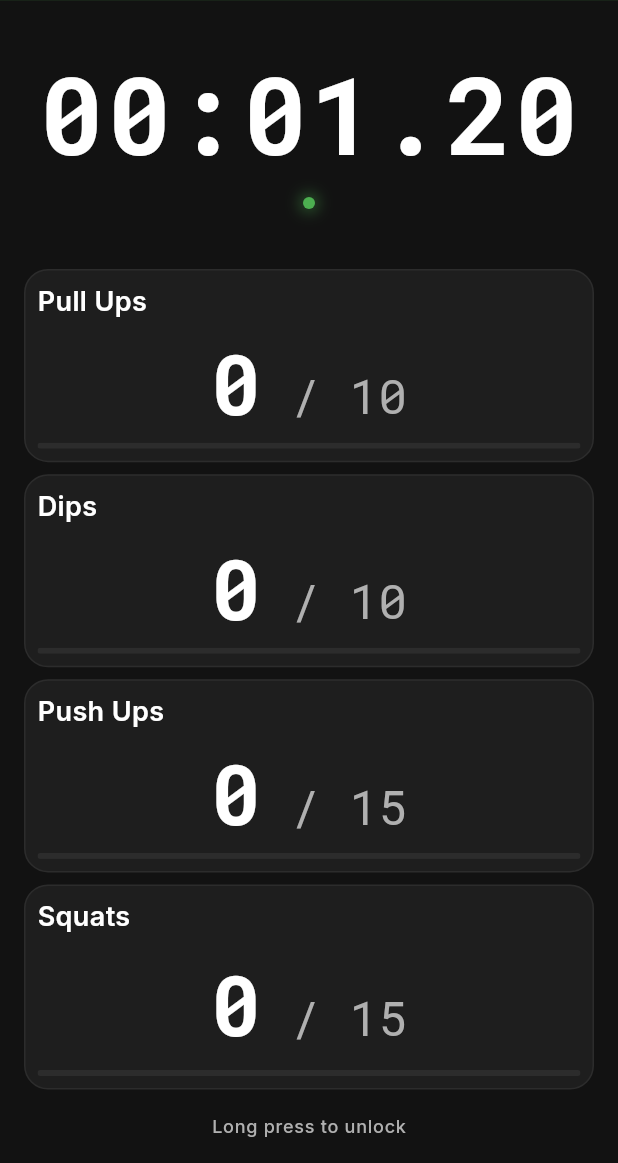
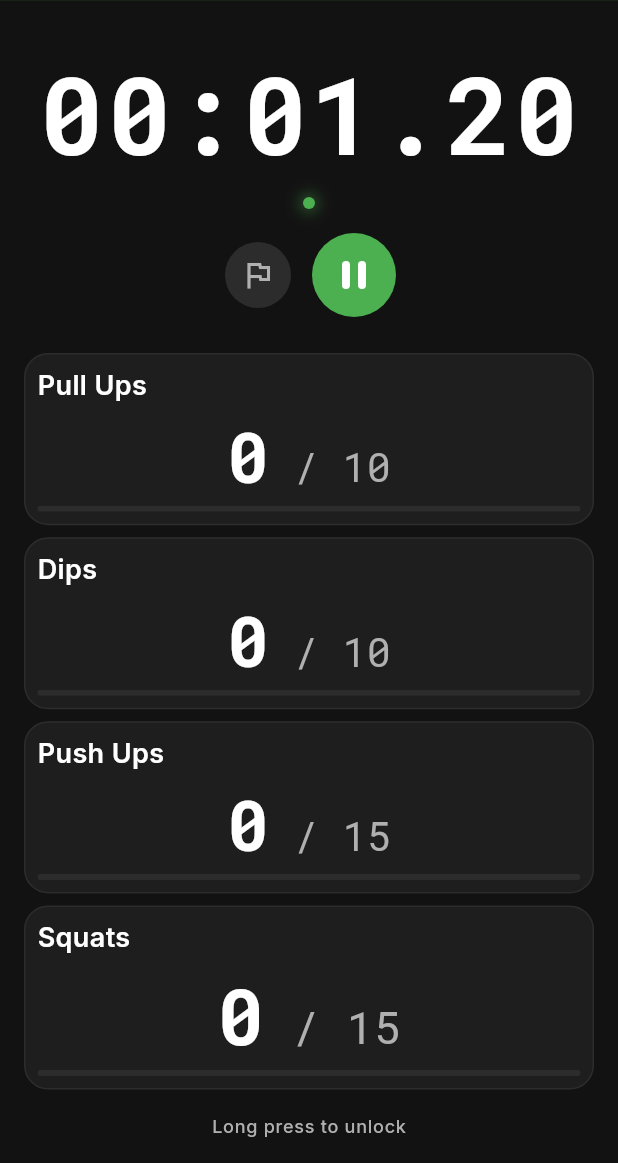
Before and after one commit to Xorpio89/wach, a Flutter app: the WorkoutScreen screen opened by its route, after a tap on the "play arrow" icon, on a phone screen of 412 x 824 dp, the part 73-1236 px from its top. Run offline on Flutter 3.47's test engine with Material 3 defaults, Android fonts, the phone set to English and light mode, and no system bars; our stand-ins replace flutter_riverpod, go_router, google_fonts, google_sign_in, riverpod_annotation, sembast and 1 more; missing offline and left inert: extension_google_sign_in_as_googleapis_auth, googleapis; generated files the repository leaves out were written again.

Commit message:
fix(timer): Uhr blockierte die App nach dem Wechsel in eine andere App
Nach einem Wechsel in eine andere App und zurueck reagierte W.A.C.H.
mehrere Sekunden auf keine Eingabe.

Ursache war der Takt der Anzeige: `Timer.periodic` mit 10 ms, also 100
Zustandsaenderungen je Sekunde. Im Hintergrund lief das ungebremst
weiter und markierte jedes Mal Widgets als neu zu bauen, obwohl gar kein
Bild gezeichnet wurde. Beim Zurueckkommen musste dieser Rueckstau erst
abgearbeitet werden.

Der Takt liegt jetzt bei 16 ms — ein Schritt je Bild, mehr kann die
Hundertstel-Anzeige ohnehin nicht zeigen. Zusaetzlich haelt ein
`AppLifecycleListener` den Takt im Hintergrund ganz an. Zeit geht dabei
nicht verloren, weil die Laufzeit ohnehin aus der Uhrzeit des Geraets
berechnet wird; beim Zurueckkommen wird einmal nachgezogen. Bei
`inactive` laeuft der Takt weiter, damit die Uhr beim Aufziehen der
Benachrichtigungsleiste nicht stehenbleibt.

Ausserdem ueberlebt der Stand der Uhr jetzt einen Neustart. Als
installierte Web-App wird die Seite vom Handy im Hintergrund entladen;
die Reps kamen danach aus der Datenbank zurueck, die gelaufene Zeit
stand wieder auf null. Gesichert wird der Startzeitpunkt, nicht die
Laufzeit — nur so zaehlt eine laufende Session korrekt weiter. Ein Lauf,
der aelter als zwoelf Stunden ist, wird verworfen statt aufgenommen.

Zuletzt lag die Startzeit einer Session im Zustand des Workout-
Bildschirms und war beim Verlassen weg. Beim Speichern sprang sie dann
auf "jetzt", und im Verlauf stand die Session mit einer Dauer von null.
Sie liegt jetzt in einem eigenen Provider und in der Datenbank — dieselbe
Ursache wie bei den Reps am 2026-08-07, hier nur uebersehen.

Co-Authored-By: Claude Opus 5 (1M context) <noreply@anthropic.com>

```diff
--- a/wach_flutter/lib/features/workout/presentation/providers/active_reps_provider.dart
+++ b/wach_flutter/lib/features/workout/presentation/providers/active_reps_provider.dart
@@ -1,20 +1,23 @@
 import 'package:flutter/foundation.dart';
-import 'package:flutter_riverpod/flutter_riverpod.dart';
+import 'package:riverpod_annotation/riverpod_annotation.dart';
 import 'package:sembast/sembast.dart';
 
 import '../../../../core/database/database_service.dart';
+
+part 'active_reps_provider.g.dart';
 
 /// Reps der AKTUELL laufenden Session — app-weiter Zustand, nicht Widget-State.
 ///
 /// **Bugfix 2026-08-07:** Vorher lagen die Reps als `_repsMap` direkt im State von
 /// `WorkoutScreen`. Beim Verlassen des Screens wurde der State disposed und die Reps
-/// waren weg — der Timer lief weiter, weil `timerProvider` ein app-weiter
+/// waren weg — der Timer lief weiter, weil `sessionTimerProvider` ein app-weiter
 /// `NotifierProvider` ist. Genau diese Inkonsistenz war der gemeldete Fehler.
 ///
 /// Zusaetzlich wird nach sembast gespiegelt, damit die Reps auch einen **App-Neustart**
 /// ueberleben (Android beendet Hintergrund-Apps aggressiv — sonst waere der Fehler
 /// nur verschoben, nicht behoben).
-class ActiveRepsNotifier extends Notifier<Map<String, int>> {
+@Riverpod(keepAlive: true)
+class ActiveReps extends _$ActiveReps {
   static const _recordKey = 'current';
 
   StoreRef<String, Map<String, Object?>> get _store =>
@@ -39,7 +42,8 @@ class ActiveRepsNotifier extends Notifier<Map<String, int>> {
       }
       if (restored.isNotEmpty) {
         state = restored;
-        debugPrint('[ActiveReps] ${restored.length} Übung(en) wiederhergestellt');
+        debugPrint(
+            '[ActiveReps] ${restored.length} Übung(en) wiederhergestellt');
       }
     } catch (e) {
       // Persistenz darf die laufende Session nie blockieren.
@@ -115,8 +119,3 @@ class ActiveRepsNotifier extends Notifier<Map<String, int>> {
   /// Hat die laufende Session überhaupt schon Reps?
   bool get hasAnyReps => state.values.any((r) => r > 0);
 }
-
-final activeRepsProvider =
-    NotifierProvider<ActiveRepsNotifier, Map<String, int>>(
-  ActiveRepsNotifier.new,
-);
--- a/wach_flutter/lib/features/workout/presentation/providers/timer_provider.dart
+++ b/wach_flutter/lib/features/workout/presentation/providers/timer_provider.dart
@@ -1,6 +1,12 @@
 import 'dart:async';
 
-import 'package:flutter_riverpod/flutter_riverpod.dart';
+import 'package:flutter/widgets.dart';
+import 'package:riverpod_annotation/riverpod_annotation.dart';
+import 'package:sembast/sembast.dart';
+
+import '../../../../core/database/database_service.dart';
+
+part 'timer_provider.g.dart';
 
 /// Timer Mode
 enum TimerMode {
@@ -82,16 +88,153 @@ class TimerState {
 }
 
 /// Timer Notifier
-class TimerNotifier extends Notifier<TimerState> {
+@Riverpod(keepAlive: true)
+class SessionTimer extends _$SessionTimer {
+  /// Wie oft die Anzeige nachgezogen wird.
+  ///
+  /// Vorher 10 ms — 100 State-Updates pro Sekunde, von denen ein
+  /// 60-Hz-Display nicht einmal die Haelfte zu Gesicht bekommt. Ein Tick
+  /// pro Frame reicht fuer die Hundertstel-Anzeige und drittelt die Last.
+  static const _tickInterval = Duration(milliseconds: 16);
+
+  /// Ab wann ein gespeicherter Lauf nicht mehr aufgenommen wird.
+  ///
+  /// Eine Session, die seit einem halben Tag offen steht, ist vergessen
+  /// worden und nicht pausiert. Sie wieder aufzuschlagen wuerde eine
+  /// zwoelfstellige Laufzeit anzeigen, statt zu helfen.
+  static const _maxRestoreAge = Duration(hours: 12);
+
+  static const _recordKey = 'current';
+
   Timer? _timer;
   DateTime? _startTime;
+  AppLifecycleListener? _lifecycle;
+
+  StoreRef<String, Map<String, Object?>> get _store =>
+      DatabaseService.activeTimerStore;
 
   @override
   TimerState build() {
+    _lifecycle = AppLifecycleListener(onStateChange: _onLifecycleChanged);
     ref.onDispose(() {
       _timer?.cancel();
+      _lifecycle?.dispose();
     });
+    _restore();
     return const TimerState();
+  }
+
+  /// Den Stand der Uhr sichern.
+  ///
+  /// Gespeichert wird der Startzeitpunkt, nicht die verstrichene Zeit: nur
+  /// so laeuft die Uhr korrekt weiter, wenn das Handy die App zwischendurch
+  /// aus dem Speicher wirft.
+  Future<void> _persist() async {
+    try {
+      final db = await DatabaseService().database;
+      await _store.record(_recordKey).put(db, {
+        'startedAtMillis': _startTime?.millisecondsSinceEpoch,
+        'elapsedMillis': state.elapsed.inMilliseconds,
+        'targetMillis': state.target?.inMilliseconds,
+        'isRunning': state.isRunning,
+      });
+    } catch (e) {
+      // Die laufende Session darf an der Persistenz nie haengenbleiben.
+      debugPrint('[Timer] Speichern fehlgeschlagen: $e');
+    }
+  }
+
+  Future<void> _clearPersisted() async {
+    try {
+      final db = await DatabaseService().database;
+      await _store.record(_recordKey).delete(db);
+    } catch (e) {
+      debugPrint('[Timer] Loeschen fehlgeschlagen: $e');
+    }
+  }
+
+  /// Einen gesicherten Stand wieder aufnehmen.
+  Future<void> _restore() async {
+    try {
+      final db = await DatabaseService().database;
+      final rec = await _store.record(_recordKey).get(db);
+      if (rec == null) return;
+
+      final startedAtMillis = rec['startedAtMillis'];
+      final elapsedMillis = rec['elapsedMillis'];
+      if (startedAtMillis is! int || elapsedMillis is! int) return;
+
+      final targetMillis = rec['targetMillis'];
+      final target =
+          targetMillis is int ? Duration(milliseconds: targetMillis) : null;
+      final wasRunning = rec['isRunning'] == true;
+
+      final startTime = DateTime.fromMillisecondsSinceEpoch(startedAtMillis);
+      // Bei einer laufenden Uhr zaehlt die Zeit weiter, die weg war —
+      // genau darum wird der Startzeitpunkt gesichert und nicht der Stand.
+      final elapsed = wasRunning
+          ? DateTime.now().difference(startTime)
+          : Duration(milliseconds: elapsedMillis);
+
+      if (elapsed.isNegative || elapsed > _maxRestoreAge) {
+        await _clearPersisted();
+        return;
+      }
+      if (elapsed == Duration.zero && !wasRunning) return;
+
+      _startTime = startTime;
+      state = TimerState(
+        elapsed: elapsed,
+        target: target,
+        isRunning: wasRunning,
+      );
+      if (wasRunning) _startTimer();
+
+      debugPrint('[Timer] Stand wiederhergestellt: $elapsed');
+    } catch (e) {
+      debugPrint('[Timer] Wiederherstellen fehlgeschlagen: $e');
+    }
+  }
+
+  /// Im Hintergrund wird nicht getickt.
+  ///
+  /// `elapsed` leitet sich ohnehin aus `_startTime` (Wall-Clock) ab, der
+  /// Timer verliert also keine Sekunde — beim Zurueckkommen wird einmal
+  /// nachgezogen statt tausende Updates aufzustauen.
+  ///
+  /// **Bugfix 2026-08-15:** Genau dieser Rueckstau war die Ursache dafuer,
+  /// dass die App nach einem Wechsel in eine andere App sekundenlang nicht
+  /// auf Taps reagierte: der Ticker lief im Hintergrund mit 100 Hz weiter
+  /// und markierte jedes Mal Widgets als "neu zu bauen", obwohl gar kein
+  /// Frame gezeichnet wurde.
+  void _onLifecycleChanged(AppLifecycleState lifecycleState) {
+    if (!state.isRunning) return;
+
+    switch (lifecycleState) {
+      case AppLifecycleState.resumed:
+      case AppLifecycleState.inactive:
+        // `inactive` heisst nur "nicht im Fokus" — Benachrichtigungsleiste,
+        // App-Umschalter, eingehender Anruf. Die Uhr ist dabei sichtbar und
+        // darf nicht stehenbleiben.
+        _syncElapsed();
+        _startTimer();
+      case AppLifecycleState.hidden:
+      case AppLifecycleState.paused:
+      case AppLifecycleState.detached:
+        _timer?.cancel();
+        _timer = null;
+        _syncElapsed();
+        // Der Wechsel in den Hintergrund ist der Moment, in dem eine
+        // installierte Web-App entladen werden kann.
+        _persist();
+    }
+  }
+
+  /// Anzeige einmalig auf die tatsaechlich verstrichene Zeit setzen.
+  void _syncElapsed() {
+    final startTime = _startTime;
+    if (startTime == null) return;
+    state = state.copyWith(elapsed: DateTime.now().difference(startTime));
   }
 
   /// Start stopwatch mode
@@ -104,6 +247,7 @@ class TimerNotifier extends Notifier<TimerState> {
       elapsed: Duration.zero,
     );
     _startTimer();
+    _persist();
   }
 
   /// Start countdown mode with target duration
@@ -117,12 +261,14 @@ class TimerNotifier extends Notifier<TimerState> {
       elapsed: Duration.zero,
     );
     _startTimer();
+    _persist();
   }
 
   /// Pause timer
   void pause() {
     _timer?.cancel();
     state = state.copyWith(isRunning: false);
+    _persist();
   }
 
   /// Resume timer
@@ -134,6 +280,7 @@ class TimerNotifier extends Notifier<TimerState> {
     _startTime = DateTime.now().subtract(state.elapsed);
     state = state.copyWith(isRunning: true);
     _startTimer();
+    _persist();
   }
 
   /// Stop and reset timer
@@ -145,6 +292,7 @@ class TimerNotifier extends Notifier<TimerState> {
       isFinished: true,
       elapsed: finalElapsed,
     );
+    _persist();
   }
 
   /// Reset timer
@@ -152,6 +300,7 @@ class TimerNotifier extends Notifier<TimerState> {
     _timer?.cancel();
     _startTime = null;
     state = const TimerState();
+    _clearPersisted();
   }
 
   /// Toggle between stopwatch and countdown mode
@@ -166,11 +315,13 @@ class TimerNotifier extends Notifier<TimerState> {
   /// Set target time (without changing mode)
   void setTarget(Duration target) {
     state = state.copyWith(target: target);
+    _persist();
   }
 
   /// Clear target time
   void clearTarget() {
     state = state.copyWith(clearTarget: true, showRemaining: false);
+    _persist();
   }
 
   /// Einen beendeten Lauf wiederherstellen (für "Rückgängig").
@@ -186,6 +337,7 @@ class TimerNotifier extends Notifier<TimerState> {
       isRunning: false,
       isFinished: false,
     );
+    _persist();
   }
 
   /// Toggle between showing elapsed and remaining time
@@ -197,16 +349,6 @@ class TimerNotifier extends Notifier<TimerState> {
 
   void _startTimer() {
     _timer?.cancel();
-    _timer = Timer.periodic(const Duration(milliseconds: 10), (_) {
-      if (_startTime != null) {
-        final elapsed = DateTime.now().difference(_startTime!);
-        state = state.copyWith(elapsed: elapsed);
-      }
-    });
+    _timer = Timer.periodic(_tickInterval, (_) => _syncElapsed());
   }
 }
-
-/// Timer Provider
-final timerProvider = NotifierProvider<TimerNotifier, TimerState>(
-  TimerNotifier.new,
-);
--- a/wach_flutter/lib/features/workout/presentation/widgets/workout_timer.dart
+++ b/wach_flutter/lib/features/workout/presentation/widgets/workout_timer.dart
@@ -20,8 +20,8 @@ class WorkoutTimer extends ConsumerWidget {
   @override
   Widget build(BuildContext context, WidgetRef ref) {
     final l10n = AppLocalizations.of(context);
-    final timerState = ref.watch(timerProvider);
-    final timerNotifier = ref.read(timerProvider.notifier);
+    final timerState = ref.watch(sessionTimerProvider);
+    final timerNotifier = ref.read(sessionTimerProvider.notifier);
 
     // Determine color based on target and overtime
     Color timerColor;
@@ -51,9 +51,10 @@ class WorkoutTimer extends ConsumerWidget {
             child: Padding(
               padding: const EdgeInsets.only(bottom: 8),
               child: Container(
-                padding: const EdgeInsets.symmetric(horizontal: 12, vertical: 4),
+                padding:
+                    const EdgeInsets.symmetric(horizontal: 12, vertical: 4),
                 decoration: BoxDecoration(
-                  color: timerColor.withOpacity( 0.15),
+                  color: timerColor.withValues(alpha: 0.15),
                   borderRadius: BorderRadius.circular(12),
                 ),
                 child: Row(
@@ -63,7 +64,7 @@ class WorkoutTimer extends ConsumerWidget {
                       timerState.showRemaining
                           ? Icons.hourglass_bottom_rounded
                           : Icons.timer_rounded,
-                      color: timerColor.withOpacity( 0.8),
+                      color: timerColor.withValues(alpha: 0.8),
                       size: 14,
                     ),
                     const SizedBox(width: 4),
@@ -74,14 +75,14 @@ class WorkoutTimer extends ConsumerWidget {
                               ? l10n.timerRemaining
                               : l10n.timerElapsed,
                       style: AppTypography.labelSmall.copyWith(
-                        color: timerColor.withOpacity( 0.8),
+                        color: timerColor.withValues(alpha: 0.8),
                         fontSize: 10,
                       ),
                     ),
                     const SizedBox(width: 4),
                     Icon(
                       Icons.swap_horiz_rounded,
-                      color: timerColor.withOpacity( 0.5),
+                      color: timerColor.withValues(alpha: 0.5),
                       size: 12,
                     ),
                   ],
@@ -95,6 +96,13 @@ class WorkoutTimer extends ConsumerWidget {
           onTap: timerState.target != null
               ? () => timerNotifier.toggleShowRemaining()
               : null,
+          // Die Anzeige ist mit 72 px so breit bemessen, dass "00:00.00"
+          // auf einem 360-dp-Geraet gerade eben passt — mit dem
+          // Plus-Zeichen der Ueberzeit passt es nicht mehr. Statt die
+          // Ziffern generell zu verkleinern, skaliert die Anzeige nur dann
+          // herunter, wenn sie sonst ueberliefe.
+          child: FittedBox(
+            fit: BoxFit.scaleDown,
             child: Row(
               mainAxisSize: MainAxisSize.min,
               children: [
@@ -114,6 +122,7 @@ class WorkoutTimer extends ConsumerWidget {
                   ),
                 ),
               ],
+            ),
           ),
         ),
 
@@ -141,7 +150,7 @@ class WorkoutTimer extends ConsumerWidget {
                 shape: BoxShape.circle,
                 boxShadow: [
                   BoxShadow(
-                    color: AppColors.primary.withOpacity( 0.5),
+                    color: AppColors.primary.withValues(alpha: 0.5),
                     blurRadius: 8,
                     spreadRadius: 2,
                   ),
@@ -157,18 +166,16 @@ class WorkoutTimer extends ConsumerWidget {
 /// Timer control buttons
 class TimerControls extends ConsumerWidget {
   final VoidCallback? onEndSession;
-  final bool isLocked;
 
   const TimerControls({
     super.key,
     this.onEndSession,
-    this.isLocked = false,
   });
 
   Future<void> _handleReset(
     BuildContext context,
     TimerState timerState,
-    TimerNotifier timerNotifier,
+    SessionTimer timerNotifier,
   ) async {
     final l10n = AppLocalizations.of(context);
 
@@ -202,7 +209,7 @@ class TimerControls extends ConsumerWidget {
 
   Future<void> _setTargetTime(
     BuildContext context,
-    TimerNotifier timerNotifier,
+    SessionTimer timerNotifier,
     Duration? currentTarget,
   ) async {
     final result = await showDialog<_TargetDialogResult>(
@@ -225,24 +232,8 @@ class TimerControls extends ConsumerWidget {
   @override
   Widget build(BuildContext context, WidgetRef ref) {
     final l10n = AppLocalizations.of(context);
-    final timerState = ref.watch(timerProvider);
-    final timerNotifier = ref.read(timerProvider.notifier);
-
-    // In locked mode: only show play button when timer is 0
-    if (isLocked) {
-      if (timerState.elapsed == Duration.zero && !timerState.isRunning) {
-        return IconButton(
-          onPressed: () => timerNotifier.startStopwatch(),
-          icon: const Icon(Icons.play_arrow_rounded, size: 32),
-          style: IconButton.styleFrom(
-            backgroundColor: AppColors.primary,
-            foregroundColor: AppColors.textPrimary,
-            minimumSize: const Size(56, 56),
-          ),
-        );
-      }
-      return const SizedBox.shrink();
-    }
+    final timerState = ref.watch(sessionTimerProvider);
+    final timerNotifier = ref.read(sessionTimerProvider.notifier);
 
     final isPaused =
         !timerState.isRunning && timerState.elapsed > Duration.zero;
@@ -272,7 +263,7 @@ class TimerControls extends ConsumerWidget {
                   : l10n.timerSetGoal,
               style: IconButton.styleFrom(
                 backgroundColor: timerState.target != null
-                    ? AppColors.secondary.withOpacity(0.2)
+                    ? AppColors.secondary.withValues(alpha: 0.2)
                     : AppColors.surfaceVariant,
                 foregroundColor: timerState.target != null
                     ? AppColors.secondary
@@ -398,7 +389,8 @@ class _TargetTimeDialogState extends State<_TargetTimeDialog> {
               Column(
                 children: [
                   IconButton(
-                    onPressed: () => setState(() => _minutes = (_minutes + 1).clamp(0, 99)),
+                    onPressed: () =>
+                        setState(() => _minutes = (_minutes + 1).clamp(0, 99)),
                     icon: const Icon(Icons.keyboard_arrow_up_rounded),
                   ),
                   Text(
@@ -406,11 +398,11 @@ class _TargetTimeDialogState extends State<_TargetTimeDialog> {
                     style: AppTypography.headline1,
                   ),
                   IconButton(
-                    onPressed: () => setState(() => _minutes = (_minutes - 1).clamp(0, 99)),
+                    onPressed: () =>
+                        setState(() => _minutes = (_minutes - 1).clamp(0, 99)),
                     icon: const Icon(Icons.keyboard_arrow_down_rounded),
                   ),
-                  Text(l10n.timerMinutesShort,
-                      style: AppTypography.labelSmall),
+                  Text(l10n.timerMinutesShort, style: AppTypography.labelSmall),
                 ],
               ),
               Padding(
@@ -421,7 +413,8 @@ class _TargetTimeDialogState extends State<_TargetTimeDialog> {
               Column(
                 children: [
                   IconButton(
-                    onPressed: () => setState(() => _seconds = (_seconds + 5) % 60),
+                    onPressed: () =>
+                        setState(() => _seconds = (_seconds + 5) % 60),
                     icon: const Icon(Icons.keyboard_arrow_up_rounded),
                   ),
                   Text(
@@ -429,11 +422,11 @@ class _TargetTimeDialogState extends State<_TargetTimeDialog> {
                     style: AppTypography.headline1,
                   ),
                   IconButton(
-                    onPressed: () => setState(() => _seconds = (_seconds - 5 + 60) % 60),
+                    onPressed: () =>
+                        setState(() => _seconds = (_seconds - 5 + 60) % 60),
                     icon: const Icon(Icons.keyboard_arrow_down_rounded),
                   ),
-                  Text(l10n.timerSecondsShort,
-                      style: AppTypography.labelSmall),
+                  Text(l10n.timerSecondsShort, style: AppTypography.labelSmall),
                 ],
               ),
             ],
```
Also changed, not shown: wach_flutter/lib/core/database/database_service.dart (+19 -1 lines), wach_flutter/lib/features/workout/presentation/providers/session_start_provider.dart (added, +83 -0 lines). Lines whose indentation alone changed are shown as unchanged.
